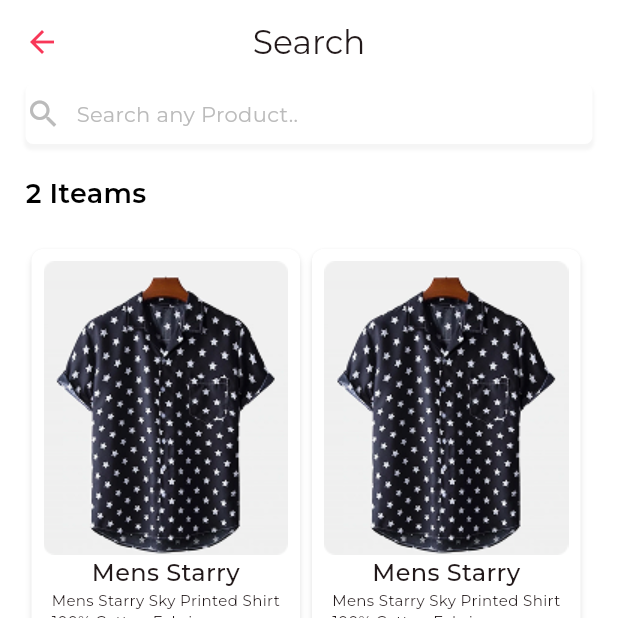
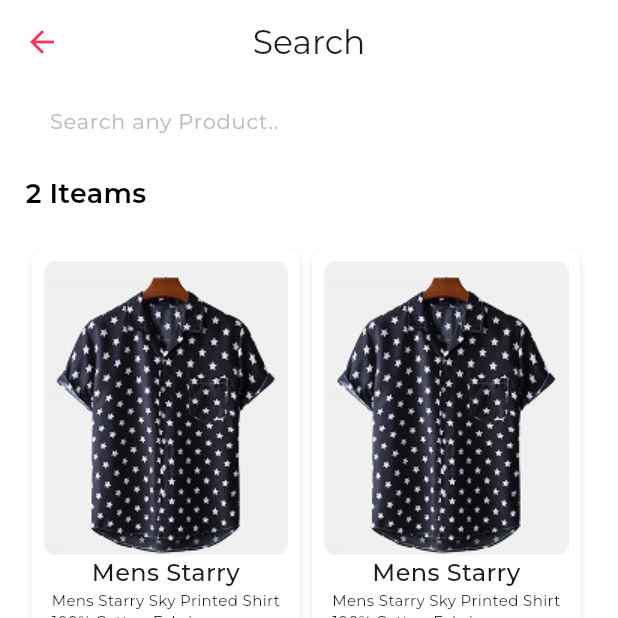
Before and after one commit to phharaoh/Stylish_App, a Flutter app: the screen it shows after launch, after a tap on "Search any Product..", on a phone screen of 412 x 824 dp, the top half of it. Run offline on Flutter 3.47's test engine with Material 3 defaults, Android fonts, the phone set to English and light mode, and no system bars; our stand-ins replace carousel_slider, dartz, dio, flutter_bloc, flutter_svg, smooth_page_indicator; accounts and stored records are empty; project files that could hold a hidden picture were left out.

Commit message:
slider&search form

```diff
--- a/lib/features/Auth/views/signin_view.dart
+++ b/lib/features/Auth/views/signin_view.dart
@@ -4,9 +4,9 @@ import 'package:flutter_bloc/flutter_bloc.dart';
 import '../Manager/login_cubit/login_cubit.dart';
 import '../Manager/login_cubit/login_state.dart';
 import 'package:stylish_app/core/styles/colors.dart';
+import '../../../core/Utilz/Widgets/custom_form.dart';
 import '../../../core/Utilz/Helper/my_navigator.dart';
 import 'package:stylish_app/core/styles/text_styles.dart';
-import '../../../../core/Utilz/Widgets/customFormFeild.dart';
 import '../../../../core/Utilz/Widgets/custom_elevatedButton.dart';
 
 class LoginView extends StatelessWidget {
--- a/lib/features/Auth/views/signup_view.dart
+++ b/lib/features/Auth/views/signup_view.dart
@@ -3,10 +3,10 @@ import '../../Home/Widget/botnavbar.dart';
 import '../../../../core/styles/colors.dart';
 import 'package:flutter_bloc/flutter_bloc.dart';
 import '../../../../core/styles/text_styles.dart';
+import '../../../core/Utilz/Widgets/custom_form.dart';
 import '../../../core/Utilz/Helper/my_navigator.dart';
 import '../Manager/Register_cubit/register_cubit.dart';
 import '../Manager/Register_cubit/register_state.dart';
-import '../../../core/Utilz/Widgets/customFormFeild.dart';
 import '../../../../core/Utilz/Widgets/custom_elevatedButton.dart';
 
 class RegisterView extends StatelessWidget {
--- a/lib/features/Home/Views/favourite_view.dart
+++ b/lib/features/Home/Views/favourite_view.dart
@@ -1,4 +1,3 @@
-import '../Widget/item_card.dart';
 import 'package:flutter/material.dart';
 import '../../../core/styles/text_styles.dart';
 
--- a/lib/features/Home/Views/home_view.dart
+++ b/lib/features/Home/Views/home_view.dart
@@ -3,6 +3,7 @@ import '../Widget/circleAvtar.dart';
 import 'package:flutter/material.dart';
 import '../Widget/float_action_button.dart';
 import 'package:stylish_app/core/styles/colors.dart';
+import 'package:carousel_slider/carousel_slider.dart';
 import '../../../core/Utilz/Helper/my_navigator.dart';
 import 'package:stylish_app/core/styles/text_styles.dart';
 import 'package:stylish_app/features/Home/Views/search_view.dart';
@@ -107,19 +108,29 @@ class HomeView extends StatelessWidget {
                 const SizedBox(
                   height: 20,
                 ),
-                InkWell(
-                  onTap: () {},
-                  child: Container(
+                CarouselSlider(
+                  options: CarouselOptions(
+                    height: MediaQuery.of(context).size.height * .25,
+                    enlargeCenterPage: true,
+                    autoPlay: true,
+                  ),
+                  items: [
+                    'lib/core/assets/images/homeoffer.png',
+                  ].map((imagePath) {
+                    return Container(
                       decoration: BoxDecoration(
                         borderRadius: BorderRadius.circular(12),
                       ),
                       width: double.infinity,
-                    height: MediaQuery.of(context).size.height * .25,
+                      child: ClipRRect(
+                        borderRadius: BorderRadius.circular(12),
                         child: Image.asset(
-                      'lib/core/assets/images/homeoffer.png',
+                          imagePath,
                           fit: BoxFit.fill,
                         ),
                       ),
+                    );
+                  }).toList(),
                 ),
                 const SizedBox(
                   height: 20,
--- a/lib/features/Home/Views/product_view.dart
+++ b/lib/features/Home/Views/product_view.dart
@@ -1,5 +1,4 @@
 import 'package:flutter/material.dart';
-import '../Widget/operational_icon.dart';
 import '../Manager/Cubit/product_state.dart';
 import '../Manager/Cubit/product_cubit.dart';
 import '../Widget/increse_decrese_button.dart';
--- a/lib/features/Home/Views/search_view.dart
+++ b/lib/features/Home/Views/search_view.dart
@@ -3,8 +3,15 @@ import '../../../core/styles/colors.dart';
 import '../../../core/styles/text_styles.dart';
 import 'package:stylish_app/features/Home/Widget/item_card.dart';
 
-class SearchView extends StatelessWidget {
+class SearchView extends StatefulWidget {
   const SearchView({super.key});
+
+  @override
+  State<SearchView> createState() => _SearchViewState();
+}
+
+class _SearchViewState extends State<SearchView> {
+  TextEditingController controller = TextEditingController();
 
   @override
   Widget build(BuildContext context) {
@@ -12,11 +19,58 @@ class SearchView extends StatelessWidget {
         appBar: AppBar(
           title: const Text('Search'),
         ),
-        body: Padding(
+        body: SingleChildScrollView(
+          child: Padding(
               padding: const EdgeInsets.only(left: 17.0, right: 17.0),
-            child:
-                Column(crossAxisAlignment: CrossAxisAlignment.start, children: [
-              Container(
+              child: Column(
+                  crossAxisAlignment: CrossAxisAlignment.start,
+                  children: [
+                    SizedBox(
+                      width: double.infinity,
+                      height: 40,
+                      child: TextFormField(
+                        controller: controller,
+                        decoration: const InputDecoration(
+                          border: InputBorder.none,
+                          filled: true,
+                          fillColor: AppColors.white,
+                          hintText: 'Search any Product..',
+                          hintStyle: TextStyles.searchText,
+                        ),
+                      ),
+                    ),
+                    const SizedBox(
+                      height: 20,
+                    ),
+                    const Text(
+                      '2 Iteams',
+                      style: TextStyles.allFeature,
+                    ),
+                    const SizedBox(
+                      height: 20,
+                    ),
+                    const SingleChildScrollView(
+                      scrollDirection: Axis.horizontal,
+                      child: Row(
+                        children: [
+                          ItemContainer(),
+                          ItemContainer(),
+                        ],
+                      ),
+                    ),
+                  ])),
+        ));
+  }
+}
+
+class searchContainer extends StatelessWidget {
+  const searchContainer({
+    super.key,
+  });
+
+  @override
+  Widget build(BuildContext context) {
+    return Container(
       width: double.infinity,
       height: 40,
       decoration: BoxDecoration(
@@ -46,26 +100,6 @@ class SearchView extends StatelessWidget {
           )
         ],
       ),
-              ),
-              const SizedBox(
-                height: 20,
-              ),
-              const Text(
-                '2 Iteams',
-                style: TextStyles.allFeature,
-              ),
-              const SizedBox(
-                height: 20,
-              ),
-              const SingleChildScrollView(
-                scrollDirection: Axis.horizontal,
-                child: Row(
-                  children: [
-                    ItemContainer(),
-                    ItemContainer(),
-                  ],
-                ),
-              ),
-            ])));
+    );
   }
 }
--- a/lib/features/Profile/Views/myprofile_view.dart
+++ b/lib/features/Profile/Views/myprofile_view.dart
@@ -1,7 +1,7 @@
 import 'package:flutter/material.dart';
 import '../../../core/styles/colors.dart';
 import '../../../core/styles/text_styles.dart';
-import '../../../core/Utilz/Widgets/customFormFeild.dart';
+import '../../../core/Utilz/Widgets/custom_form.dart';
 import 'package:stylish_app/core/Utilz/Widgets/custom_curvedButton.dart';
 
 
--- a/lib/main.dart
+++ b/lib/main.dart
@@ -1,8 +1,6 @@
 import 'package:flutter/material.dart';
 import 'package:stylish_app/core/styles/colors.dart';
 import 'package:stylish_app/features/Home/Widget/botnavbar.dart';
-
-// import 'package:stylish_app/core/app_route.dart';
 
 void main() {
   runApp(const MyApp());
--- a/pubspec.yaml
+++ b/pubspec.yaml
@@ -41,6 +41,7 @@ dependencies:
   dartz: ^0.10.1
   dio: ^5.8.0+1
   http: ^1.4.0
+  carousel_slider: ^5.0.0
 
 
 dev_dependencies:
```
Also changed, not shown: lib/core/Utilz/Widgets/custom_form.dart (renamed from lib/core/Utilz/Widgets/customFormFeild.dart), pubspec.lock. Lines whose indentation alone changed are shown as unchanged.
